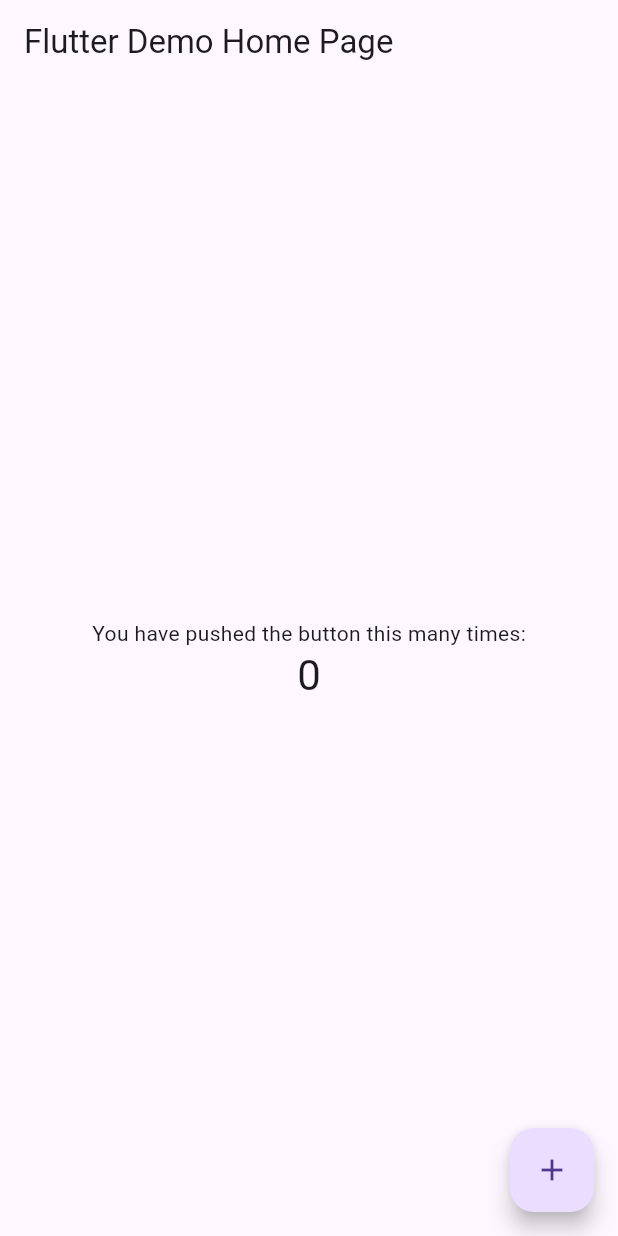
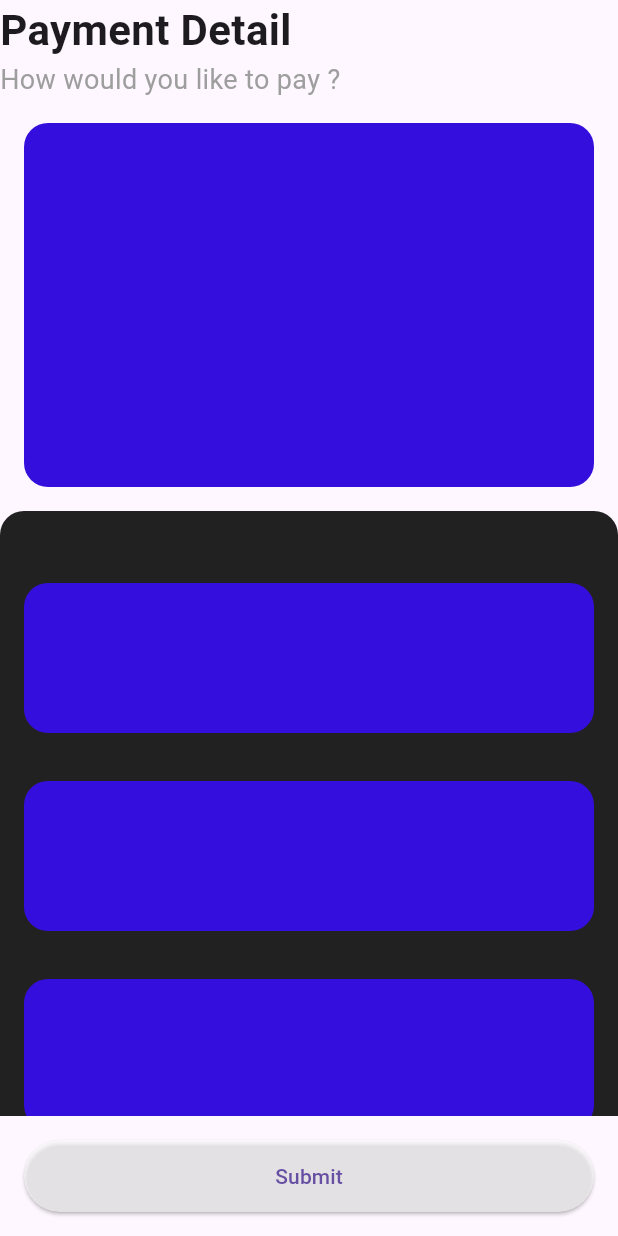
Before and after one commit to Gapyss/x_app, a Flutter app: the screen it shows after launch, on a phone screen of 412 x 824 dp. Run offline on Flutter 3.47's test engine with Material 3 defaults, Android fonts, the phone set to English and light mode, and no system bars.

Commit message:
Create Navigator

```diff
--- a/lib/feature/onboarding/screen/onboarding_page.dart
+++ b/lib/feature/onboarding/screen/onboarding_page.dart
@@ -0,0 +1,26 @@
+import 'package:flutter/material.dart';
+
+import 'onboarding_widget.dart';
+
+class OnBoardingPage extends StatelessWidget {
+  const OnBoardingPage({super.key});
+
+  @override
+  Widget build(BuildContext context) {
+    return Scaffold(
+      body: OnboardingWidget(),
+      bottomNavigationBar: Container(
+          height: 80,
+          padding: EdgeInsets.all(16),
+          child: ElevatedButton(
+            onPressed: () {
+              // Navigate to next page
+              Navigator.of(context).pushNamed("/sign_in");
+            },
+            style: ButtonStyle(
+                backgroundColor: WidgetStatePropertyAll(Colors.white60)),
+            child: Text("Submit"),
+          )),
+    );
+  }
+}
--- a/lib/feature/onboarding/screen/onboarding_widget.dart
+++ b/lib/feature/onboarding/screen/onboarding_widget.dart
@@ -0,0 +1,206 @@
+import 'package:flutter/material.dart';
+
+class OnboardingWidget extends StatefulWidget {
+  const OnboardingWidget({super.key});
+
+  @override
+  State<OnboardingWidget> createState() => _OnboardingWidgetState();
+}
+
+class _OnboardingWidgetState extends State<OnboardingWidget> {
+  @override
+  Widget build(BuildContext context) {
+    return SafeArea(
+      child: Column(
+        crossAxisAlignment: CrossAxisAlignment.start,
+        children: [
+          const Text(
+            "Payment Detail",
+            style: TextStyle(
+              fontSize: 28,
+              fontWeight: FontWeight.bold,
+            ),
+          ),
+          Text(
+            "How would you like to pay ?",
+            style: TextStyle(
+              fontSize: 18,
+              color: Colors.grey,
+              fontWeight: FontWeight.w400,
+            ),
+          ),
+          Container(
+            margin: EdgeInsets.all(16),
+            height: MediaQuery.sizeOf(context).width / 1.5 - 32,
+            width: MediaQuery.sizeOf(context).width - 32,
+            decoration: BoxDecoration(
+                color: const Color.fromARGB(255, 52, 14, 221),
+                borderRadius: BorderRadius.circular(16)),
+          ),
+          Expanded(
+            child: Container(
+              padding: EdgeInsets.only(top: 32),
+              decoration: BoxDecoration(
+                color: Colors.black87,
+                borderRadius: BorderRadius.only(
+                  topLeft: Radius.circular(16),
+                  topRight: Radius.circular(16),
+                ),
+              ),
+              child: SingleChildScrollView(
+                child: Column(
+                  children: [
+                    Container(
+                      margin: EdgeInsets.all(16),
+                      height: 100,
+                      width: MediaQuery.sizeOf(context).width - 32,
+                      decoration: BoxDecoration(
+                          color: const Color.fromARGB(255, 52, 14, 221),
+                          borderRadius: BorderRadius.circular(16)),
+                    ),
+                    Container(
+                      margin: EdgeInsets.all(16),
+                      height: 100,
+                      width: MediaQuery.sizeOf(context).width - 32,
+                      decoration: BoxDecoration(
+                          color: const Color.fromARGB(255, 52, 14, 221),
+                          borderRadius: BorderRadius.circular(16)),
+                    ),
+                    Container(
+                      margin: EdgeInsets.all(16),
+                      height: 100,
+                      width: MediaQuery.sizeOf(context).width - 32,
+                      decoration: BoxDecoration(
+                          color: const Color.fromARGB(255, 52, 14, 221),
+                          borderRadius: BorderRadius.circular(16)),
+                    ),
+                    Container(
+                      margin: EdgeInsets.all(16),
+                      height: 100,
+                      width: MediaQuery.sizeOf(context).width - 32,
+                      decoration: BoxDecoration(
+                          color: const Color.fromARGB(255, 52, 14, 221),
+                          borderRadius: BorderRadius.circular(16)),
+                    ),
+                    Container(
+                      margin: EdgeInsets.all(16),
+                      height: 100,
+                      width: MediaQuery.sizeOf(context).width - 32,
+                      decoration: BoxDecoration(
+                          color: const Color.fromARGB(255, 52, 14, 221),
+                          borderRadius: BorderRadius.circular(16)),
+                    ),
+                    Container(
+                      margin: EdgeInsets.all(16),
+                      height: 100,
+                      width: MediaQuery.sizeOf(context).width - 32,
+                      decoration: BoxDecoration(
+                          color: const Color.fromARGB(255, 52, 14, 221),
+                          borderRadius: BorderRadius.circular(16)),
+                    ),
+                    Container(
+                      margin: EdgeInsets.all(16),
+                      height: 100,
+                      width: MediaQuery.sizeOf(context).width - 32,
+                      decoration: BoxDecoration(
+                          color: const Color.fromARGB(255, 52, 14, 221),
+                          borderRadius: BorderRadius.circular(16)),
+                    ),
+                    Container(
+                      margin: EdgeInsets.all(16),
+                      height: 100,
+                      width: MediaQuery.sizeOf(context).width - 32,
+                      decoration: BoxDecoration(
+                          color: const Color.fromARGB(255, 52, 14, 221),
+                          borderRadius: BorderRadius.circular(16)),
+                    ),
+                    Container(
+                      margin: EdgeInsets.all(16),
+                      height: 100,
+                      width: MediaQuery.sizeOf(context).width - 32,
+                      decoration: BoxDecoration(
+                          color: const Color.fromARGB(255, 52, 14, 221),
+                          borderRadius: BorderRadius.circular(16)),
+                    ),
+                    Container(
+                      margin: EdgeInsets.all(16),
+                      height: 100,
+                      width: MediaQuery.sizeOf(context).width - 32,
+                      decoration: BoxDecoration(
+                          color: const Color.fromARGB(255, 52, 14, 221),
+                          borderRadius: BorderRadius.circular(16)),
+                    ),
+                    Container(
+                      margin: EdgeInsets.all(16),
+                      height: 100,
+                      width: MediaQuery.sizeOf(context).width - 32,
+                      decoration: BoxDecoration(
+                          color: const Color.fromARGB(255, 52, 14, 221),
+                          borderRadius: BorderRadius.circular(16)),
+                    ),
+                    Container(
+                      margin: EdgeInsets.all(16),
+                      height: 100,
+                      width: MediaQuery.sizeOf(context).width - 32,
+                      decoration: BoxDecoration(
+                          color: const Color.fromARGB(255, 52, 14, 221),
+                          borderRadius: BorderRadius.circular(16)),
+                    ),
+                    Container(
+                      margin: EdgeInsets.all(16),
+                      height: 100,
+                      width: MediaQuery.sizeOf(context).width - 32,
+                      decoration: BoxDecoration(
+                          color: const Color.fromARGB(255, 52, 14, 221),
+                          borderRadius: BorderRadius.circular(16)),
+                    ),
+                    Container(
+                      margin: EdgeInsets.all(16),
+                      height: 100,
+                      width: MediaQuery.sizeOf(context).width - 32,
+                      decoration: BoxDecoration(
+                          color: const Color.fromARGB(255, 52, 14, 221),
+                          borderRadius: BorderRadius.circular(16)),
+                    ),
+                    Container(
+                      margin: EdgeInsets.all(16),
+                      height: 100,
+                      width: MediaQuery.sizeOf(context).width - 32,
+                      decoration: BoxDecoration(
+                          color: const Color.fromARGB(255, 52, 14, 221),
+                          borderRadius: BorderRadius.circular(16)),
+                    ),
+                    Container(
+                      margin: EdgeInsets.all(16),
+                      height: 100,
+                      width: MediaQuery.sizeOf(context).width - 32,
+                      decoration: BoxDecoration(
+                          color: const Color.fromARGB(255, 52, 14, 221),
+                          borderRadius: BorderRadius.circular(16)),
+                    ),
+                    Container(
+                      margin: EdgeInsets.all(16),
+                      height: 100,
+                      width: MediaQuery.sizeOf(context).width - 32,
+                      decoration: BoxDecoration(
+                          color: const Color.fromARGB(255, 52, 14, 221),
+                          borderRadius: BorderRadius.circular(16)),
+                    ),
+                    Container(
+                      margin: EdgeInsets.all(16),
+                      height: 100,
+                      width: MediaQuery.sizeOf(context).width - 32,
+                      decoration: BoxDecoration(
+                          color: const Color.fromARGB(255, 52, 14, 221),
+                          borderRadius: BorderRadius.circular(16)),
+                    ),
+                  ],
+                ),
+              ),
+            ),
+          )
+        ],
+      ),
+    );
+  }
+}
--- /dev/null
+++ b/lib/feature/sign_in/screen/sign_in_page.dart
@@ -0,0 +1,18 @@
+import 'package:flutter/material.dart';
+import 'package:x_app/feature/sign_in/screen/sign_in_widget.dart';
+
+class SignInPage extends StatelessWidget {
+  const SignInPage({super.key});
+
+  @override
+  Widget build(BuildContext context) {
+    return Scaffold(
+      appBar: AppBar(
+        elevation: 10,
+        centerTitle: true,
+        title: Text("Sign In"),
+      ),
+      body: SignInWidget(),
+    );
+  }
+}
--- /dev/null
+++ b/lib/feature/sign_in/screen/sign_in_widget.dart
@@ -0,0 +1,34 @@
+import 'package:flutter/material.dart';
+
+class SignInWidget extends StatefulWidget {
+  const SignInWidget({super.key});
+
+  @override
+  State<SignInWidget> createState() => _SignInWidgetState();
+}
+
+class _SignInWidgetState extends State<SignInWidget> {
+  @override
+  Widget build(BuildContext context) {
+    return SafeArea(
+      child: Column(
+        children: [
+          Row(
+            children: [
+              Text("First Name: "),
+            ],
+          ),
+          Row(
+            children: [
+              Text("Last Name: "),
+            ],
+          ),
+          Container(
+            padding: EdgeInsets.all(16),
+            child: ElevatedButton(onPressed: () {}, child: Text("Submit")),
+          )
+        ],
+      ),
+    );
+  }
+}
--- a/lib/main.dart
+++ b/lib/main.dart
@@ -1,4 +1,6 @@
 import 'package:flutter/material.dart';
+import 'package:x_app/feature/onboarding/screen/onboarding_page.dart';
+import 'package:x_app/feature/sign_in/screen/sign_in_page.dart';
 
 void main() {
   runApp(const MyApp());
@@ -11,6 +13,12 @@ class MyApp extends StatelessWidget {
   @override
   Widget build(BuildContext context) {
     return MaterialApp(
+      initialRoute: "/",
+      routes: {
+        "/": (context) => OnBoardingPage(),
+        "/sign_in": (context) => SignInPage()
+      },
+      debugShowCheckedModeBanner: false,
       title: 'Flutter Demo',
       theme: ThemeData(
         // This is the theme of your application.
@@ -22,9 +30,8 @@ class MyApp extends StatelessWidget {
         // or simply save your changes to "hot reload" in a Flutter IDE).
         // Notice that the counter didn't reset back to zero; the application
         // is not restarted.
-        primarySwatch: Colors.blue,
+        primarySwatch: Colors.red,
       ),
-      home: const MyHomePage(title: 'Flutter Demo Home Page'),
     );
   }
 }
@@ -96,7 +103,7 @@ class _MyHomePageState extends State<MyHomePage> {
           mainAxisAlignment: MainAxisAlignment.center,
           children: <Widget>[
             const Text(
-              'You have pushed the button this many times:',
+              'You have    this many times:',
             ),
             Text(
               '$_counter',
--- a/pubspec.yaml
+++ b/pubspec.yaml
@@ -44,7 +44,7 @@ dev_dependencies:
   # activated in the `analysis_options.yaml` file located at the root of your
   # package. See that file for information about deactivating specific lint
   # rules and activating additional ones.
-  flutter_lints: ^2.0.0
+  flutter_lints: ^5.0.0
 
 # For information on the generic Dart part of this file, see the
 # following page: https://dart.dev/tools/pub/pubspec
```
Also changed, not shown: pubspec.lock (added), 1 other file.
